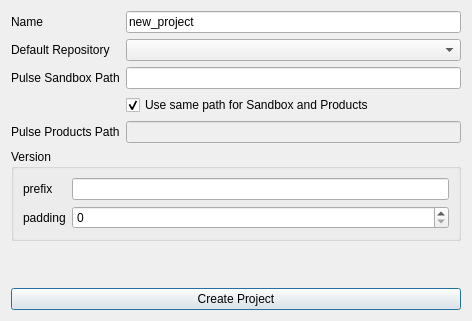
This is gui/create_project.ui in dddjef/pulse as Qt 5 draws it before an edit. The edited form follows.
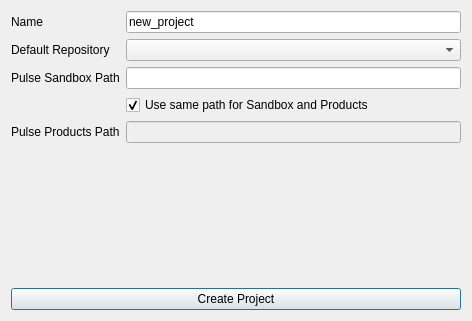
This is the edited form.

Commit message: remove version prefix and version padding as a project settings. It's now in pulse global config

What changed in the file:
```diff
--- a/gui/create_project.ui
+++ b/gui/create_project.ui
@@ -83,48 +83,6 @@
      </property>
     </widget>
    </item>
-   <item row="1" column="0">
-    <widget class="QGroupBox" name="groupBox">
-     <property name="title">
-      <string>Version</string>
-     </property>
-     <layout class="QFormLayout" name="formLayout_3">
-      <item row="0" column="0">
-       <widget class="QLabel" name="label_5">
-        <property name="text">
-         <string>prefix</string>
-        </property>
-       </widget>
-      </item>
-      <item row="0" column="1">
-       <widget class="QLineEdit" name="versionPrefix_lineEdit"/>
-      </item>
-      <item row="1" column="0">
-       <widget class="QLabel" name="label_6">
-        <property name="text">
-         <string>padding</string>
-        </property>
-       </widget>
-      </item>
-      <item row="1" column="1">
-       <widget class="QSpinBox" name="versionPadding_spinBox"/>
-      </item>
-     </layout>
-    </widget>
-   </item>
-   <item row="2" column="0">
-    <spacer name="verticalSpacer">
-     <property name="orientation">
-      <enum>Qt::Vertical</enum>
-     </property>
-     <property name="sizeHint" stdset="0">
-      <size>
-       <width>20</width>
-       <height>40</height>
-      </size>
-     </property>
-    </spacer>
-   </item>
   </layout>
  </widget>
  <resources/>
```
Left out of the diff: 2 changed lines with no effect on the pictures. The commit also changes 2 other files.
